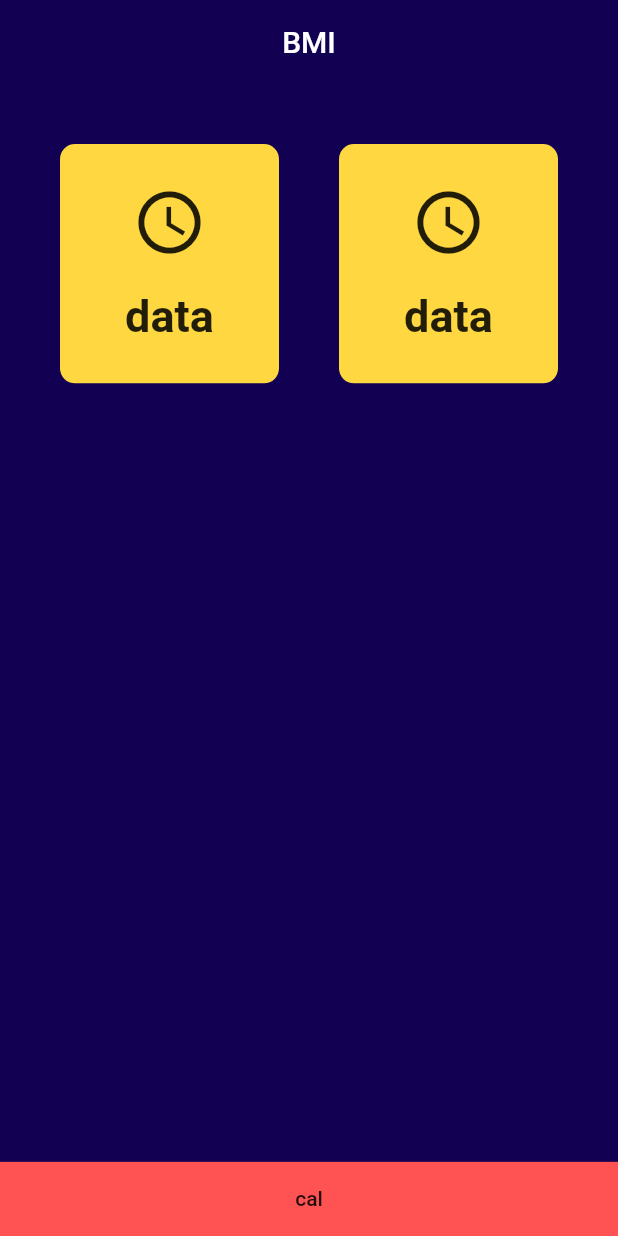
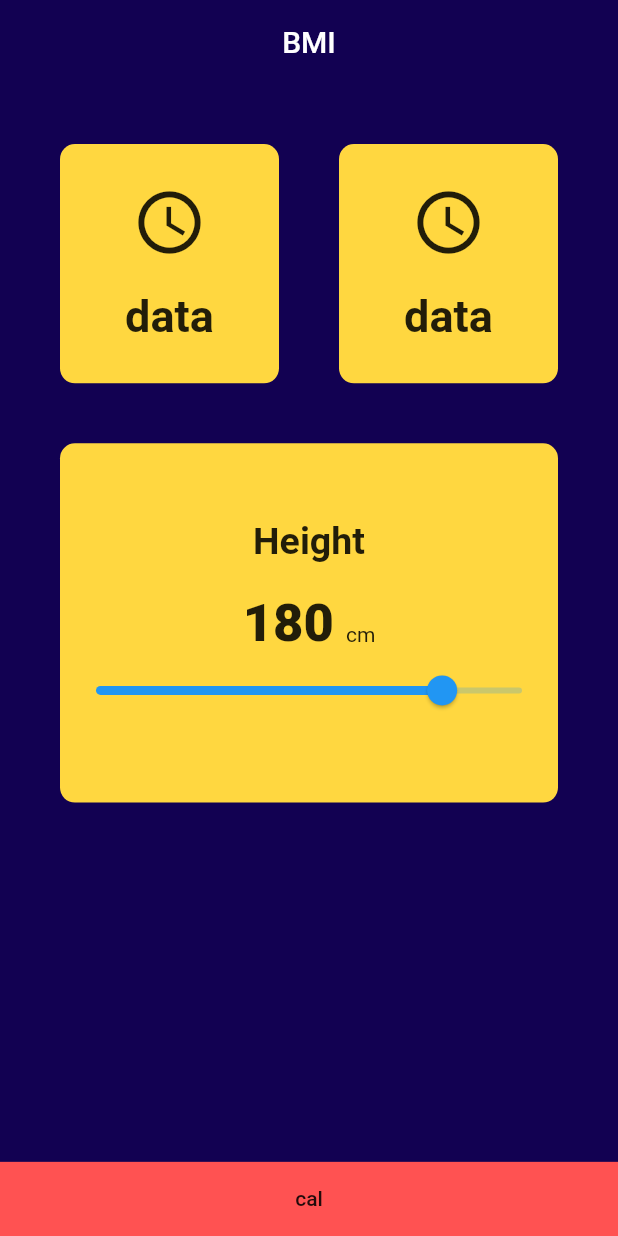
Before and after one commit to gamy2/flutter_abdallah, a Flutter app: the screen it shows after launch, on a phone screen of 412 x 824 dp. Run offline on Flutter 3.47's test engine with Material 2 defaults, Android fonts, the phone set to English and light mode, and no system bars.

Commit message:
add 2nd section in BMI app
add 2nd section in BMI app

```diff
--- a/lib/main.dart
+++ b/lib/main.dart
@@ -12,6 +12,7 @@ class MyApp extends StatelessWidget {
   Widget build(BuildContext context) {
     return MaterialApp(
       home: BmiApp(),
+      debugShowCheckedModeBanner: false,
     );
   }
 }
--- a/lib/views/pages/BMI_app.dart
+++ b/lib/views/pages/BMI_app.dart
@@ -30,7 +30,10 @@ class _BmiAppState extends State<BmiApp> {
                       child: Column(
                         mainAxisAlignment: MainAxisAlignment.center,
                         children: [
-                          Icon(Icons.access_time,size: 50,),
+                          Icon(
+                            Icons.access_time,
+                            size: 50,
+                          ),
                           SizedBox(
                             height: 20,
                           ),
@@ -54,7 +57,10 @@ class _BmiAppState extends State<BmiApp> {
                       child: Column(
                         mainAxisAlignment: MainAxisAlignment.center,
                         children: [
-                          Icon(Icons.access_time,size: 50,),
+                          Icon(
+                            Icons.access_time,
+                            size: 50,
+                          ),
                           SizedBox(
                             height: 20,
                           ),
@@ -75,7 +81,46 @@ class _BmiAppState extends State<BmiApp> {
             ),
           ),
           Expanded(
-            child: Container(),
+            child: Padding(
+              padding: const EdgeInsets.symmetric(horizontal: 40),
+              child: Container(
+                child: Column(
+                  mainAxisAlignment: MainAxisAlignment.center,
+                  children: [
+                    Text(
+                      "Height",
+                      style: TextStyle(fontSize: 25, fontWeight: FontWeight.bold),
+                    ),
+                    SizedBox(height: 20,),
+                    Row(
+                      crossAxisAlignment: CrossAxisAlignment.baseline,
+                      textBaseline: TextBaseline.alphabetic,
+                      mainAxisAlignment: MainAxisAlignment.center,
+                      children: [
+                        Text("180",
+                            style: TextStyle(
+                              fontSize: 35,
+                              fontWeight: FontWeight.w900,
+                            )),
+                            SizedBox(width: 8,),
+                        Text("cm"),
+                      ],
+                    ),
+                    Slider(
+                        value: 180,
+                        max: 210,
+                        min: 50,
+                        onChanged: (value) {
+                          print(value.round()
+                          );
+                        })
+                  ],
+                ),
+                decoration: BoxDecoration(
+                    borderRadius: BorderRadius.circular(10),
+                    color: Colors.amberAccent),
+              ),
+            ),
           ),
           Expanded(
             child: Container(),
@@ -93,5 +138,4 @@ class _BmiAppState extends State<BmiApp> {
       ),
     );
   }
-
 }
```
